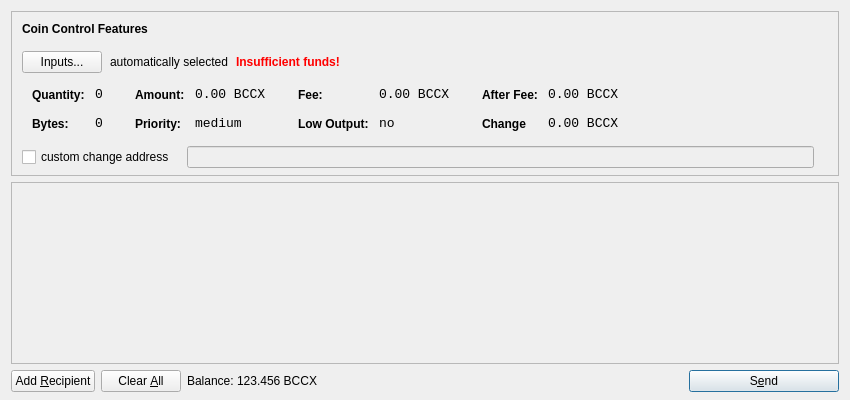
This is src/qt/forms/sendcoinsdialog.ui in 5erendipity/BlockChainCoinX as Qt 5 draws it before an edit. The edited form follows.
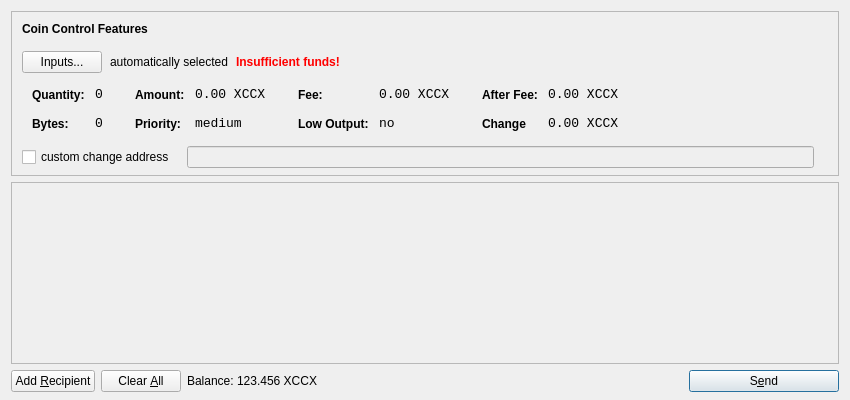
This is the edited form. Icons and pictures are not drawn.

```diff
--- a/src/qt/forms/sendcoinsdialog.ui
+++ b/src/qt/forms/sendcoinsdialog.ui
@@ -321,7 +321,7 @@
                   <enum>Qt::ActionsContextMenu</enum>
                  </property>
                  <property name="text">
-                  <string>0.00 BCCX</string>
+                  <string>0.00 XCCX</string>
                  </property>
                  <property name="textInteractionFlags">
                   <set>Qt::LinksAccessibleByMouse|Qt::TextSelectableByKeyboard|Qt::TextSelectableByMouse</set>
@@ -407,7 +407,7 @@
                   <enum>Qt::ActionsContextMenu</enum>
                  </property>
                  <property name="text">
-                  <string>0.00 BCCX</string>
+                  <string>0.00 XCCX</string>
                  </property>
                  <property name="textInteractionFlags">
                   <set>Qt::LinksAccessibleByMouse|Qt::TextSelectableByKeyboard|Qt::TextSelectableByMouse</set>
@@ -493,7 +493,7 @@
                   <enum>Qt::ActionsContextMenu</enum>
                  </property>
                  <property name="text">
-                  <string>0.00 BCCX</string>
+                  <string>0.00 XCCX</string>
                  </property>
                  <property name="textInteractionFlags">
                   <set>Qt::LinksAccessibleByMouse|Qt::TextSelectableByKeyboard|Qt::TextSelectableByMouse</set>
@@ -525,7 +525,7 @@
                   <enum>Qt::ActionsContextMenu</enum>
                  </property>
                  <property name="text">
-                  <string>0.00 BCCX</string>
+                  <string>0.00 XCCX</string>
                  </property>
                  <property name="textInteractionFlags">
                   <set>Qt::LinksAccessibleByMouse|Qt::TextSelectableByKeyboard|Qt::TextSelectableByMouse</set>
@@ -732,7 +732,7 @@
           <cursorShape>IBeamCursor</cursorShape>
          </property>
          <property name="text">
-          <string>123.456 BCCX</string>
+          <string>123.456 XCCX</string>
          </property>
          <property name="textInteractionFlags">
           <set>Qt::LinksAccessibleByMouse|Qt::TextSelectableByKeyboard|Qt::TextSelectableByMouse</set>
```
